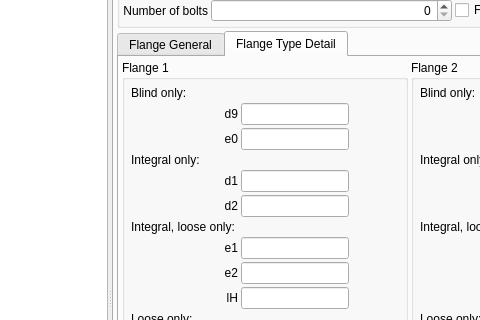
This is pcalc/src/gui/pcalc_en1591widget.ui in hermixy/biluna as Qt 5 draws it before an edit; both pictures show x 100 to 580 and y 81 to 401 of the 1069 by 757 pixel window. The edited form follows.
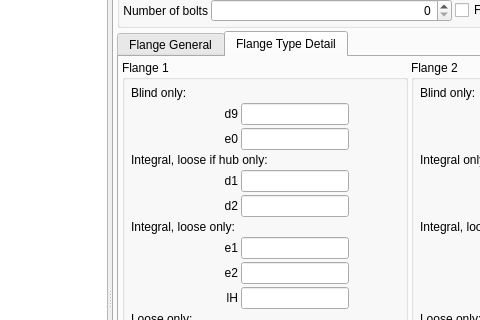
This is the edited form. The open tabs and pages were chosen to show the change. Icons and pictures are not drawn. Custom widgets are drawn as their Qt base class.

Commit message: PCALC loose validation ongoing

```diff
--- a/pcalc/src/gui/pcalc_en1591widget.ui
+++ b/pcalc/src/gui/pcalc_en1591widget.ui
@@ -1054,7 +1054,7 @@
                 <item row="3" column="0" colspan="2">
                  <widget class="QLabel" name="lblIntegralOnly_1">
                   <property name="text">
-                   <string>Integral only:</string>
+                   <string>Integral, loose if hub only:</string>
                   </property>
                  </widget>
                 </item>
```
Left out of the diff: 2 changed lines with no effect on the pictures. The commit also changes 2 other files.
